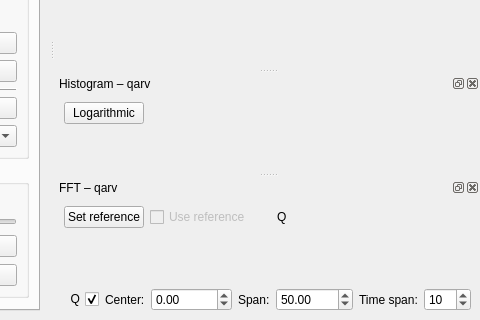
Old version of the form src/mainwindow.ui in the repository AD-Vega/qarv; both pictures show x 635 to 1115 and y 223 to 543 of the 1115 by 543 pixel window.
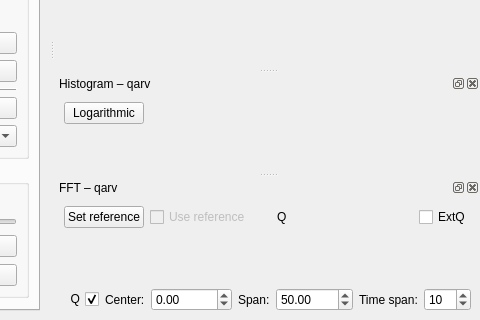
New version of the form. Icons and pictures are not drawn. Custom widgets are drawn as their Qt base class.

Commit message: External quality estimator (for developing).

What changed in the file:
```diff
--- a/src/mainwindow.ui
+++ b/src/mainwindow.ui
@@ -1258,6 +1258,13 @@
          </property>
         </widget>
        </item>
+       <item>
+        <widget class="QCheckBox" name="outsourceQuality">
+         <property name="text">
+          <string>ExtQ</string>
+         </property>
+        </widget>
+       </item>
       </layout>
      </item>
      <item>
```
The commit also changes 4 other files.
